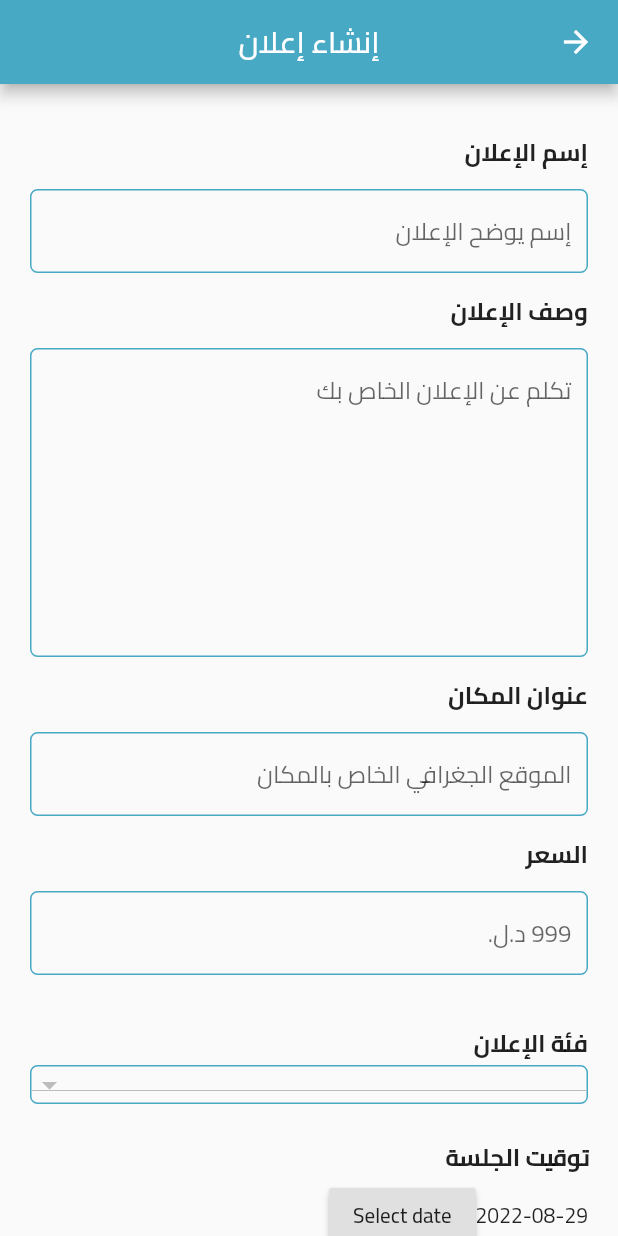
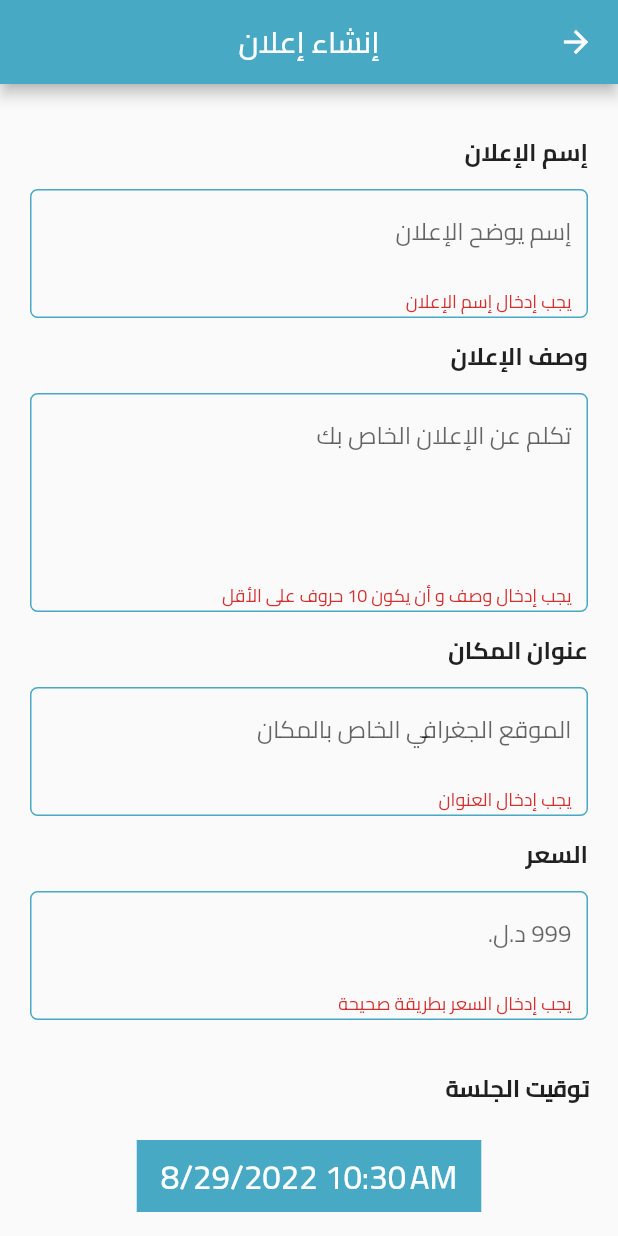
Before and after one commit to Msalati/tutorme-app, a Flutter app: the CreateCourse screen opened by its route, on a phone screen of 412 x 824 dp. Run offline on Flutter 3.47's test engine with Material 2 defaults, Android fonts, the phone set to English and light mode, and no system bars; our stand-ins replace carousel_slider, cloud_firestore, email_validator, firebase_auth, firebase_core, flutter_datetime_picker; accounts and stored records are empty; network calls fail.

Commit message:
create course

```diff
--- /dev/null
+++ b/lib/Models/category.dart
@@ -0,0 +1,5 @@
+class Category {
+  final String id;
+  final String title;
+  Category({required this.id, required this.title});
+}
--- a/lib/pages/createCourse.dart
+++ b/lib/pages/createCourse.dart
@@ -3,6 +3,10 @@ import 'package:flutter/cupertino.dart';
 import 'package:flutter/material.dart';
 import 'package:flutter/src/foundation/key.dart';
 import 'package:flutter/src/widgets/framework.dart';
+import 'package:flutter_datetime_picker/flutter_datetime_picker.dart';
+import 'package:graduation_project/providers/userStateProvider.dart';
+import 'package:intl/intl.dart' as dateBox;
+import 'package:provider/provider.dart';
 
 class CreateCourse extends StatefulWidget {
   const CreateCourse({Key? key}) : super(key: key);
@@ -12,29 +16,54 @@ class CreateCourse extends StatefulWidget {
 }
 
 class _CreateCourseState extends State<CreateCourse> {
+  final _formKey = GlobalKey<FormState>();
+
   var course_name = TextEditingController();
   var course_desc = TextEditingController();
+  var course_location = TextEditingController();
+  var course_price = TextEditingController();
   var course_type = 'إختر فئة';
-  var fireStore = FirebaseFirestore.instance;
+  var course_category = null;
+  var __category = null;
+  DateTime selectedDate = DateTime.now();
+  Timestamp stamp = Timestamp(1231, 12312);
+
+  var course = {
+    "title": "",
+    "body": "",
+    "location": "",
+    "price": "",
+    "time": "",
+    "tutor": "",
+    "category": ""
+  };
+  //invalid chracters for price
+  static final validChars = RegExp(r'^[0-9]+$');
 
   Future<Map<String, dynamic>?> getCategories() async {
-    final snapshot = await fireStore.collection('categories').snapshots();
-    print(snapshot);
+    final snapshot =
+        await FirebaseFirestore.instance.collection('categories').snapshots();
   }
 
-  DateTime selectedDate = DateTime.now();
-
-  Future<void> _selectDate(BuildContext context) async {
-    final DateTime? picked = await showDatePicker(
-        context: context,
-        initialDate: selectedDate, initialEntryMode: DatePickerEntryMode.calendarOnly,
-        firstDate: DateTime(2015, 8),
-        lastDate: DateTime(2101));
-    if (picked != null && picked != selectedDate) {
-      setState(() {
-        selectedDate = picked;
-      });
-    }
+  Future<Map<String, dynamic>?> createCourse(user) async {
+    // final snapshot = await fireStore.collection('categories').snapshots();
+    var course = {
+      "title": course_name.text,
+      "body": course_desc.text,
+      "location": course_location.text,
+      "price": course_price.text,
+      "time": stamp,
+      "tutor": user,
+      "category": {"id": __category.id, "title": __category['title']}
+    };
+    // course['id'] = FirebaseFirestore.instance.collection('ads').doc().id;
+    await FirebaseFirestore.instance
+        .collection('ads')
+        .doc()
+        .set(course)
+        .then((value) {
+      Navigator.pushNamed(context, '/home');
+    }).catchError((onError) {});
   }
 
   void initState() {
@@ -53,14 +82,19 @@ class _CreateCourseState extends State<CreateCourse> {
             backgroundColor: Color(0xff48A9C5),
           ),
           body: SingleChildScrollView(
+            child: Form(
+              autovalidateMode: AutovalidateMode.always,
+              key: _formKey,
               child: Padding(
-              padding: const EdgeInsets.symmetric(horizontal: 20, vertical: 30),
+                padding:
+                    const EdgeInsets.symmetric(horizontal: 20, vertical: 30),
                 child: Column(
                   crossAxisAlignment: CrossAxisAlignment.start,
                   children: [
                     Text(
                       'إسم الإعلان',
-                    style: TextStyle(fontSize: 16, fontWeight: FontWeight.bold),
+                      style:
+                          TextStyle(fontSize: 16, fontWeight: FontWeight.bold),
                     ),
                     Container(
                         margin: EdgeInsets.symmetric(vertical: 10),
@@ -71,13 +105,21 @@ class _CreateCourseState extends State<CreateCourse> {
                             borderRadius: BorderRadius.circular(5)),
                         child: TextFormField(
                           controller: course_name,
+                          validator: (course_name) {
+                            if (course_name != null && course_name.length > 0) {
+                              return null;
+                            } else {
+                              return 'يجب إدخال إسم الإعلان';
+                            }
+                          },
                           decoration: InputDecoration(
                               border: InputBorder.none,
                               hintText: 'إسم يوضح الإعلان'),
                         )),
                     Text(
                       'وصف الإعلان',
-                    style: TextStyle(fontSize: 16, fontWeight: FontWeight.bold),
+                      style:
+                          TextStyle(fontSize: 16, fontWeight: FontWeight.bold),
                     ),
                     Container(
                         margin: EdgeInsets.symmetric(vertical: 10),
@@ -87,15 +129,24 @@ class _CreateCourseState extends State<CreateCourse> {
                             border: Border.all(color: Color(0xff48A9C5)),
                             borderRadius: BorderRadius.circular(5)),
                         child: TextFormField(
-                        maxLines: 6,
+                          maxLines: 3,
                           controller: course_desc,
+                          validator: (course_desc) {
+                            if (course_desc != null &&
+                                course_desc.length > 10) {
+                              return null;
+                            } else {
+                              return 'يجب إدخال وصف و أن يكون 10 حروف على الأقل';
+                            }
+                          },
                           decoration: InputDecoration(
                               border: InputBorder.none,
                               hintText: 'تكلم عن الإعلان الخاص بك'),
                         )),
                     Text(
                       'عنوان المكان',
-                    style: TextStyle(fontSize: 16, fontWeight: FontWeight.bold),
+                      style:
+                          TextStyle(fontSize: 16, fontWeight: FontWeight.bold),
                     ),
                     Container(
                         margin: EdgeInsets.symmetric(vertical: 10),
@@ -105,14 +156,23 @@ class _CreateCourseState extends State<CreateCourse> {
                             border: Border.all(color: Color(0xff48A9C5)),
                             borderRadius: BorderRadius.circular(5)),
                         child: TextFormField(
-                        controller: course_name,
+                          controller: course_location,
+                          validator: (course_location) {
+                            if (course_location != null &&
+                                course_location.length > 0) {
+                              return null;
+                            } else {
+                              return 'يجب إدخال العنوان';
+                            }
+                          },
                           decoration: InputDecoration(
                               border: InputBorder.none,
                               hintText: 'الموقع الجغرافي الخاص بالمكان'),
                         )),
                     Text(
                       'السعر',
-                    style: TextStyle(fontSize: 16, fontWeight: FontWeight.bold),
+                      style:
+                          TextStyle(fontSize: 16, fontWeight: FontWeight.bold),
                     ),
                     Container(
                         margin: EdgeInsets.symmetric(vertical: 10),
@@ -122,7 +182,17 @@ class _CreateCourseState extends State<CreateCourse> {
                             border: Border.all(color: Color(0xff48A9C5)),
                             borderRadius: BorderRadius.circular(5)),
                         child: TextFormField(
-                        controller: course_name,
+                          keyboardType: TextInputType.number,
+                          controller: course_price,
+                          validator: (course_price) {
+                            if (course_price != null &&
+                                course_price.length > 0 &&
+                                validChars.hasMatch(course_price)) {
+                              return null;
+                            } else {
+                              return 'يجب إدخال السعر بطريقة صحيحة';
+                            }
+                          },
                           decoration: InputDecoration(
                               border: InputBorder.none, hintText: '999 د.ل.'),
                         )),
@@ -130,8 +200,54 @@ class _CreateCourseState extends State<CreateCourse> {
                       height: 20,
                     ),
                     Text(
+                      'توقيت الجلسة',
+                      style:
+                          TextStyle(fontSize: 16, fontWeight: FontWeight.bold),
+                    ),
+                    SizedBox(
+                      height: 20,
+                    ),
+                    Center(
+                      child: Container(
+                        color: Color(0xff48A9C5),
+                        child: MaterialButton(
+                          onPressed: () {
+                            DatePicker.showDateTimePicker(context,
+                                showTitleActions: true,
+                                minTime: DateTime(2018, 3, 5),
+                                maxTime: DateTime(2019, 6, 7),
+                                onConfirm: (date) {
+                              setState(() {
+                                selectedDate = date;
+                                stamp = Timestamp.fromDate(date);
+                              });
+                            },
+                                currentTime: selectedDate,
+                                locale: LocaleType.en);
+                          },
+                          child: Directionality(
+                            textDirection: TextDirection.ltr,
+                            child: Text(
+                              dateBox.DateFormat()
+                                  .add_yMd()
+                                  .add_jm()
+                                  .format(selectedDate),
+                              style: TextStyle(
+                                color: Colors.white,
+                                fontSize: 22,
+                              ),
+                            ),
+                          ),
+                        ),
+                      ),
+                    ),
+                    SizedBox(
+                      height: 20,
+                    ),
+                    Text(
                       'فئة الإعلان',
-                    style: TextStyle(fontSize: 16, fontWeight: FontWeight.bold),
+                      style:
+                          TextStyle(fontSize: 16, fontWeight: FontWeight.bold),
                     ),
                     FutureBuilder<QuerySnapshot>(
                       future: FirebaseFirestore.instance
@@ -145,67 +261,70 @@ class _CreateCourseState extends State<CreateCourse> {
                             decoration: BoxDecoration(
                                 border: Border.all(color: Color(0xff48A9C5)),
                                 borderRadius: BorderRadius.circular(5)),
-                          child: DropdownButton<String>(
+                            child: DropdownButtonFormField<String>(
+                              validator: (selection) {
+                                if (selection != null) {
+                                  return null;
+                                } else {
+                                  return 'يجب إدخال فئة الإعلان';
+                                }
+                              },
+                              value: course_category,
                               isExpanded: true,
                               onChanged: (value) {
-                              print(value);
+                                course_category = value;
+                                // print(course_category);
+                                setState(() {});
                               },
-                            items: snapshot.data?.docs?.map((doc) {
+                              items: snapshot.data?.docs.map((doc) {
                                     // your widget here(use doc data)
                                     // print(doc.reference.id);
                                     // print(doc);
                                     return DropdownMenuItem<String>(
-                                      value: doc.reference.id,
+                                        value: doc.reference.id.toString(),
+                                        onTap: () {
+                                          __category = doc;
+                                        },
                                         child: Text(doc['title']));
-                                })?.toList() ??
+                                  }).toList() ??
                                   [],
                             ),
                           );
                         } else {
                           // or your loading widget here
-                        return Text('damn it');
+                          return Text('Loading...');
                         }
                       },
                     ),
                     SizedBox(
                       height: 20,
                     ),
-                  Text(
-                    'توقيت الجلسة',
-                    style: TextStyle(fontSize: 16, fontWeight: FontWeight.bold),
-                  ),
-                  Row(
-                    children: <Widget>[
-                      Text("${selectedDate.toLocal()}".split(' ')[0]),
-                      SizedBox(
-                        height: 20.0,
-                      ),
-                      RaisedButton(
-                        onPressed: () => _selectDate(context),
-                        child: Text('Select date'),
-                      ),
-                    ],
-                  ),
                     Center(
                       child: Container(
                           margin: EdgeInsets.symmetric(vertical: 30),
                           width: 250,
-                        padding:
-                            EdgeInsets.symmetric(vertical: 10, horizontal: 15),
+                          padding: EdgeInsets.symmetric(
+                              vertical: 10, horizontal: 15),
                           decoration: BoxDecoration(
                               color: Color(0xff48A9C5),
                               borderRadius: BorderRadius.circular(5)),
                           child: MaterialButton(
-                            onPressed: () {},
+                              onPressed: () {
+                                if (_formKey.currentState!.validate())
+                                  createCourse(
+                                      context.read<UserState>().userEntity);
+                              },
                               child: Text("نشر الإعلان",
                                   style: TextStyle(
                                       fontSize: 18,
+                                      fontWeight: FontWeight.bold,
                                       color: Colors.white,
                                       fontFamily: 'Cairo')))),
                     )
                   ],
                 ),
               ),
+            ),
           )),
     );
   }
--- a/pubspec.yaml
+++ b/pubspec.yaml
@@ -18,6 +18,8 @@ dependencies:
   firebase_messaging: ^12.0.0
   email_validator: '2.0.1'
   provider: ^6.0.3
+  flutter_datetime_picker: ^1.5.1
+  intl: ^0.17.0
 
 dev_dependencies:
   flutter_test:
```
Also changed, not shown: lib/Widgets/dateTimeWidget.dart (added, +245 -0 lines), pubspec.lock. Lines whose indentation alone changed are shown as unchanged.
